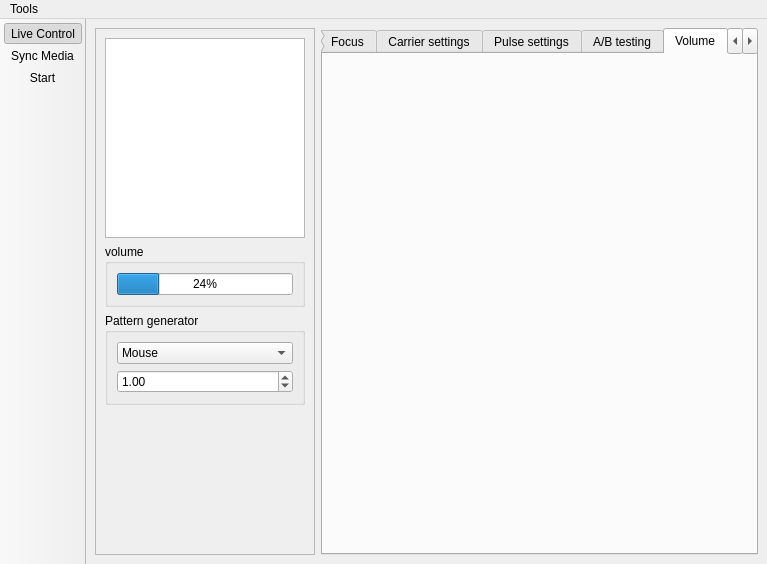
Old version of the form designer/mainwindow.ui in the repository diglet48/restim.
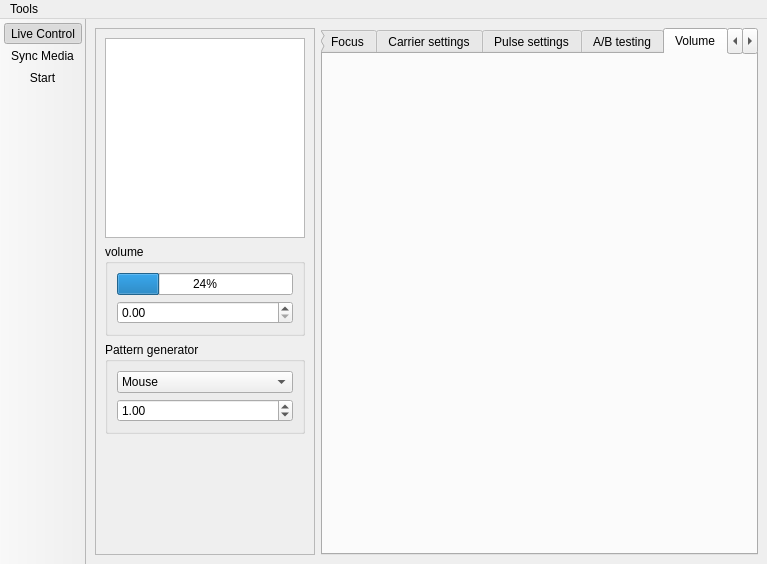
New version of the form. The open tabs and pages were chosen to show the change. Icons and pictures are not drawn. Custom widgets are drawn as their Qt base class.

Commit message: Move volume control to sidebar

What changed in the file:
```diff
--- a/designer/mainwindow.ui
+++ b/designer/mainwindow.ui
@@ -88,6 +88,19 @@
                 </property>
                </widget>
               </item>
+              <item>
+               <widget class="QDoubleSpinBox" name="doubleSpinBox_volume">
+                <property name="decimals">
+                 <number>2</number>
+                </property>
+                <property name="maximum">
+                 <double>100.000000000000000</double>
+                </property>
+                <property name="singleStep">
+                 <double>0.100000000000000</double>
+                </property>
+               </widget>
+              </item>
              </layout>
             </widget>
            </item>
```
Left out of the diff: 2 changed lines with no effect on the pictures. The commit also changes 5 other files.
